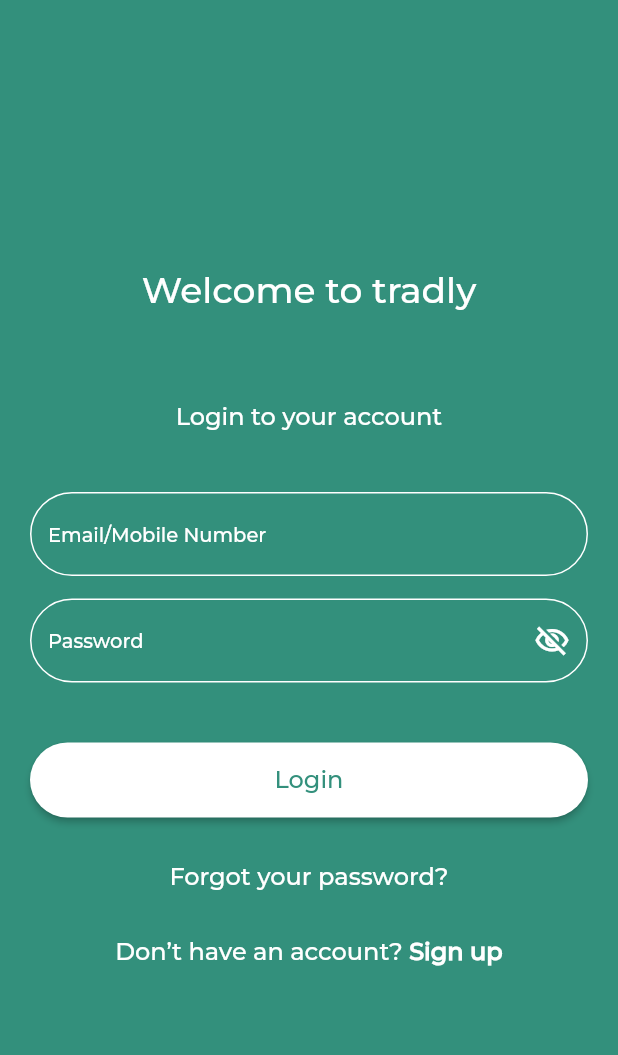
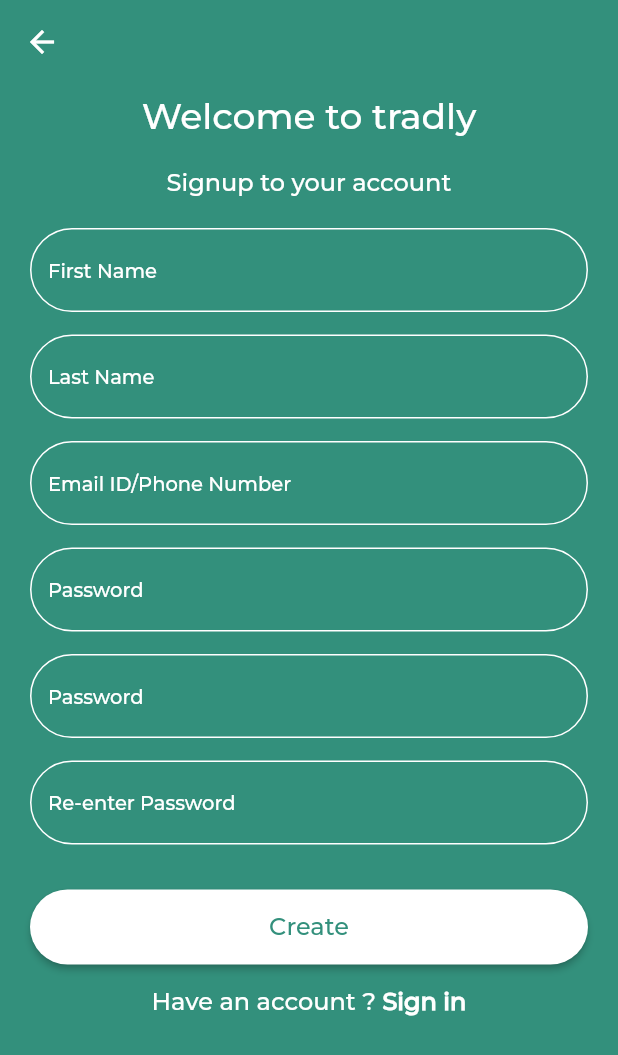
Before and after one commit to linhxeom1996/My_UI, a Flutter app: the screen it shows after launch, on a phone screen of 412 x 824 dp. Shown: the top 1055 px of the screen. Run offline on Flutter 3.47's test engine with Material 2 defaults, Android fonts, the phone set to English and light mode, and no system bars; our stand-ins replace easy_localization.

Commit message:
register page

```diff
--- a/market_place/assets/translations/en.json
+++ b/market_place/assets/translations/en.json
@@ -6,10 +6,18 @@
     "Donate, Invest": "Donate, Invest & Support\ninfrastructure projects",
     "welcome to": "Welcome to tradly",
     "login to": "Login to your account",
-    "email_mobile":"Email/Mobile Number",
+    "email_mobile": "Email/Mobile Number",
     "password": "Password",
     "login": "Login",
-    "forgot pass":"Forgot your password?",
+    "forgot pass": "Forgot your password?",
     "don't have account": "Don’t have an account? ",
-    "sign up": "Sign up"
+    "sign up": "Sign up",
+    "sign to": "Signup to your account",
+    "first name": "First Name",
+    "last name": "Last Name",
+    "email id": "Email ID/Phone Number",
+    "re password": "Re-enter Password",
+    "create": "Create",
+    "have an account": "Have an account ? ",
+    "sign in": "Sign in"
 }
--- a/market_place/lib/main.dart
+++ b/market_place/lib/main.dart
@@ -2,6 +2,8 @@
 import 'package:flutter/material.dart';
 import 'package:home_clean/screen/intro/intro_page.dart';
 import 'package:home_clean/screen/login/login_page.dart';
+
+import 'screen/register/register_page.dart';
 
 void main() async {
   WidgetsFlutterBinding.ensureInitialized();
@@ -35,7 +37,7 @@
       theme: ThemeData(
         primarySwatch: Colors.blue,
       ),
-      home: const LoginPage(),
+      home: const RegisterPage(),
     );
   }
 }
--- /dev/null
+++ b/market_place/lib/screen/register/register_page.dart
@@ -0,0 +1,89 @@
+import 'package:easy_localization/easy_localization.dart';
+import 'package:flutter/material.dart';
+import 'package:home_clean/screen/widgets/elevator_button_base.dart';
+import 'package:home_clean/screen/widgets/text_field_base.dart';
+
+import '../extentions/color_extention.dart';
+import '../extentions/style_text_extention.dart';
+
+class RegisterPage extends StatelessWidget {
+  const RegisterPage({Key? key}) : super(key: key);
+
+  @override
+  Widget build(BuildContext context) {
+    return Scaffold(
+      resizeToAvoidBottomInset: false,
+      backgroundColor: ColorBase.mainGreenColor,
+      appBar: AppBar(
+        backgroundColor: Colors.transparent,
+        elevation: 0.0,
+        leading: const Icon(
+          Icons.arrow_back,
+          color: ColorBase.whiteColor,
+        ),
+      ),
+      body: Padding(
+        padding: const EdgeInsets.symmetric(horizontal: 20),
+        child: SingleChildScrollView(
+          child: Column(
+            children: <Widget>[
+              Padding(
+                padding: const EdgeInsets.only(top: 7, bottom: 20),
+                child: Text(
+                  "welcome to".tr(),
+                  style: TextStyleBase.montserratStyle(
+                      color: ColorBase.whiteColor, size: 24),
+                ),
+              ),
+              Text(
+                "sign to".tr(),
+                style: TextStyleBase.montserratStyle(
+                    color: ColorBase.whiteColor, size: 16),
+              ),
+              Padding(
+                padding: const EdgeInsets.only(top: 20, bottom: 15),
+                child: TextFormFieldBase(hintText: "first name".tr()),
+              ),
+              TextFormFieldBase(hintText: "last name".tr()),
+              Padding(
+                padding: const EdgeInsets.symmetric(vertical: 15),
+                child: TextFormFieldBase(hintText: "email id".tr()),
+              ),
+              TextFormFieldBase(hintText: "password".tr()),
+              Padding(
+                padding: const EdgeInsets.symmetric(vertical: 15),
+                child: TextFormFieldBase(hintText: "password".tr()),
+              ),
+              TextFormFieldBase(hintText: "re password".tr()),
+              Padding(
+                padding: const EdgeInsets.only(top: 30, bottom: 15),
+                child:
+                    ElevatorButtonBase(text: "create".tr(), onPressed: () {}),
+              ),
+              GestureDetector(
+                onTap: () {},
+                child: RichText(
+                    text: TextSpan(
+                  children: [
+                    TextSpan(
+                      text: "have an account".tr(),
+                      style: TextStyleBase.montserratStyle(
+                          color: ColorBase.whiteColor, size: 16),
+                    ),
+                    TextSpan(
+                      text: "sign in".tr(),
+                      style: TextStyleBase.montserratStyle(
+                          color: ColorBase.whiteColor,
+                          size: 16,
+                          fontWeight: FontWeight.bold),
+                    )
+                  ],
+                )),
+              )
+            ],
+          ),
+        ),
+      ),
+    );
+  }
+}
```
